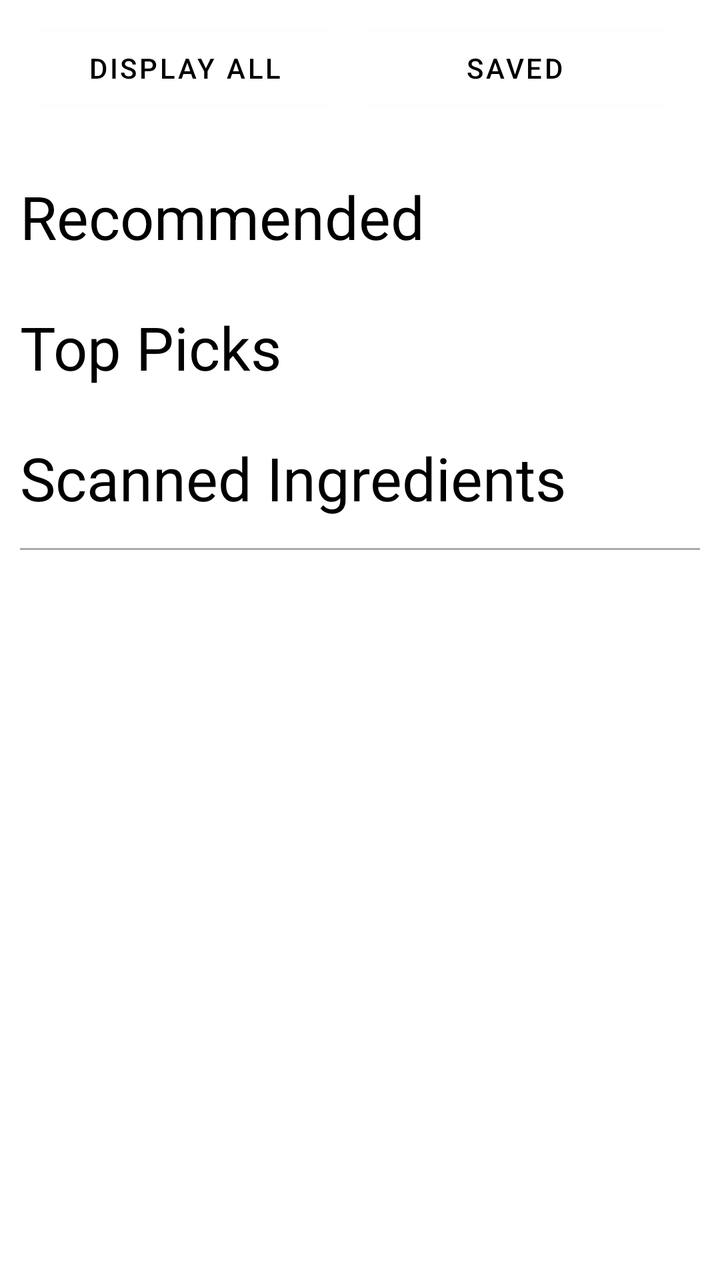
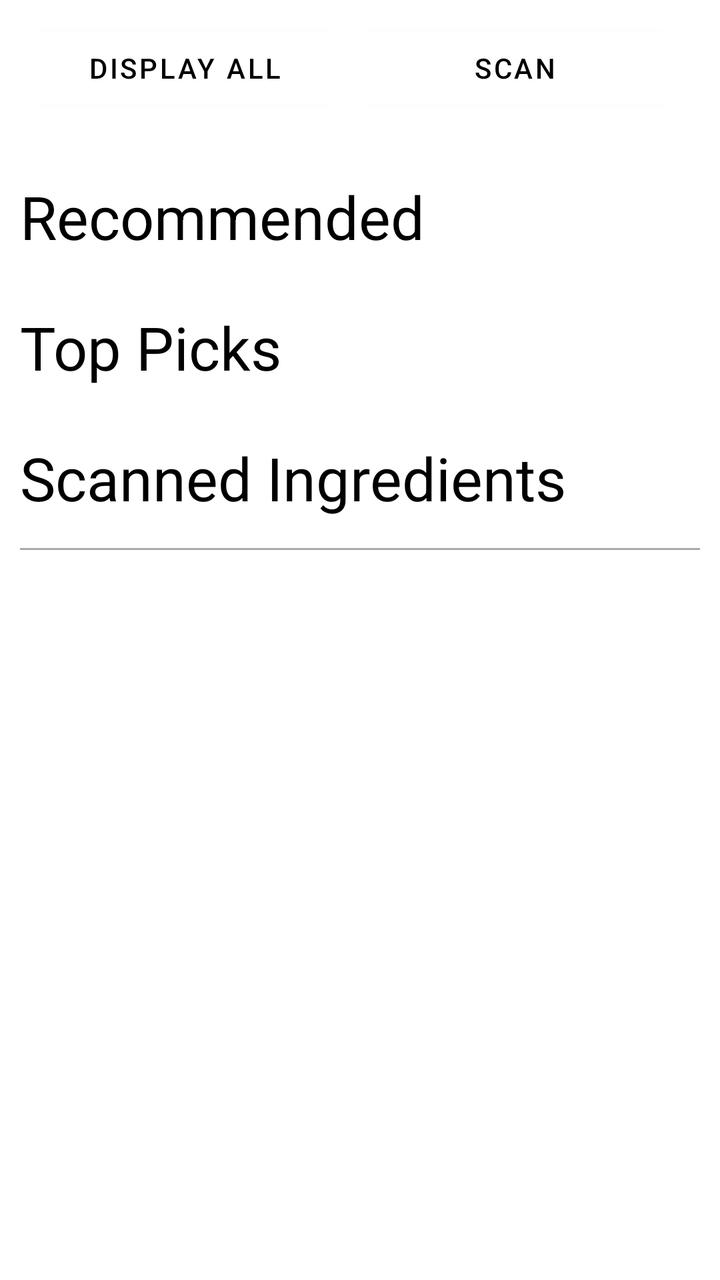

Before-and-after screenshots of an Android layout around one commit, followed by the original layout XML and the change that was made.
<!-- AndroidManifest.xml: application theme Theme.LPB2024 -->
<!-- res/layout/fragment_home.xml -->
<?xml version="1.0" encoding="utf-8"?>
<ScrollView xmlns:android="http://schemas.android.com/apk/res/android"
    xmlns:tools="http://schemas.android.com/tools"
    android:layout_width="match_parent"
    android:layout_height="match_parent">

    <RelativeLayout
        android:layout_width="match_parent"
        android:layout_height="wrap_content"
        android:paddingBottom="80dp"> 

        
        <LinearLayout
            android:id="@+id/buttonContainer"
            android:layout_width="wrap_content"
            android:layout_height="wrap_content"
            android:orientation="horizontal"
            android:layout_centerHorizontal="true"
            android:padding="10dp">

            <Button
                android:id="@+id/displayAllButton"
                android:layout_width="155dp"
                android:layout_height="wrap_content"
                android:layout_marginEnd="10dp"
                android:textColor="@android:color/black"
                android:backgroundTint="@android:color/white"
                android:elevation="30dp"
                android:text="Display All"
                android:textAlignment="center"/>

            <Button
                android:id="@+id/savedButton"
                android:layout_width="155dp"
                android:layout_height="wrap_content"
                android:layout_marginEnd="10dp"
                android:textColor="@android:color/black"
                android:backgroundTint="@android:color/white"
                android:elevation="30dp"
                android:text="Saved"
                android:textAlignment="center"/>
        </LinearLayout>

        
        <LinearLayout
            android:id="@+id/sectionsContainer"
            android:layout_width="match_parent"
            android:layout_height="wrap_content"
            android:layout_below="@id/buttonContainer"
            android:orientation="vertical"
            android:padding="10dp">

            
            <TextView
                android:layout_width="wrap_content"
                android:layout_height="wrap_content"
                android:text="Recommended"
                android:textSize="30sp"
                android:layout_marginTop="10dp"
                android:layout_marginBottom="5dp"
                android:textColor="@android:color/black"/>

            <HorizontalScrollView
                android:layout_width="match_parent"
                android:layout_height="wrap_content">

                <LinearLayout
                    android:id="@+id/recommendedSection"
                    android:layout_width="wrap_content"
                    android:layout_height="wrap_content"
                    android:orientation="horizontal">
                </LinearLayout>
            </HorizontalScrollView>

            
            <TextView
                android:layout_width="wrap_content"
                android:layout_height="wrap_content"
                android:text="Top Picks"
                android:textSize="30sp"
                android:layout_marginTop="20dp"
                android:layout_marginBottom="5dp"
                android:textColor="@android:color/black"/>

            <HorizontalScrollView
                android:layout_width="match_parent"
                android:layout_height="wrap_content">

                <LinearLayout
                    android:id="@+id/topPicksSection"
                    android:layout_width="wrap_content"
                    android:layout_height="wrap_content"
                    android:orientation="horizontal">
                </LinearLayout>
            </HorizontalScrollView>

            
            <TextView
                android:layout_width="wrap_content"
                android:layout_height="wrap_content"
                android:text="Scanned Ingredients"
                android:textSize="30sp"
                android:layout_marginTop="20dp"
                android:layout_marginBottom="5dp"
                android:textColor="@android:color/black"/>

            <HorizontalScrollView
                android:layout_width="match_parent"
                android:layout_height="wrap_content">

                <LinearLayout
                    android:id="@+id/scannedIngredientsSection"
                    android:layout_width="wrap_content"
                    android:layout_height="wrap_content"
                    android:orientation="horizontal">
                </LinearLayout>
            </HorizontalScrollView>

            
            <View
                android:layout_width="match_parent"
                android:layout_height="1dp"
                android:background="@android:color/darker_gray"
                android:layout_marginTop="10dp"
                android:layout_marginBottom="10dp"/>
        </LinearLayout>
    </RelativeLayout>
</ScrollView>
<!-- resources referenced by this layout -->
<resources>
  <style name="Theme.LPB2024" parent="Theme.MaterialComponents.DayNight.NoActionBar">
          
          <item name="colorPrimary">@color/white</item>
          <item name="colorPrimaryVariant">@color/black</item>
          <item name="colorOnPrimary">@color/white</item>
          
          <item name="colorSecondary">@color/black</item>
          <item name="colorSecondaryVariant">@color/black</item>
          <item name="colorOnSecondary">@color/black</item>
          
          <item name="android:statusBarColor">?attr/colorPrimaryVariant</item>
          
      </style>
  <color name="white">#FFFFFFFF</color>
  <color name="black">#FF000000</color>
</resources>

<!-- the commit's change to res/layout/fragment_home.xml (unified diff, before → after) -->
@@ -30,14 +30,14 @@
                 android:textAlignment="center"/>
 
             <Button
-                android:id="@+id/savedButton"
+                android:id="@+id/cameraButton"
                 android:layout_width="155dp"
                 android:layout_height="wrap_content"
                 android:layout_marginEnd="10dp"
                 android:textColor="@android:color/black"
                 android:backgroundTint="@android:color/white"
                 android:elevation="30dp"
-                android:text="Saved"
+                android:text="Scan"
                 android:textAlignment="center"/>
         </LinearLayout>
 
